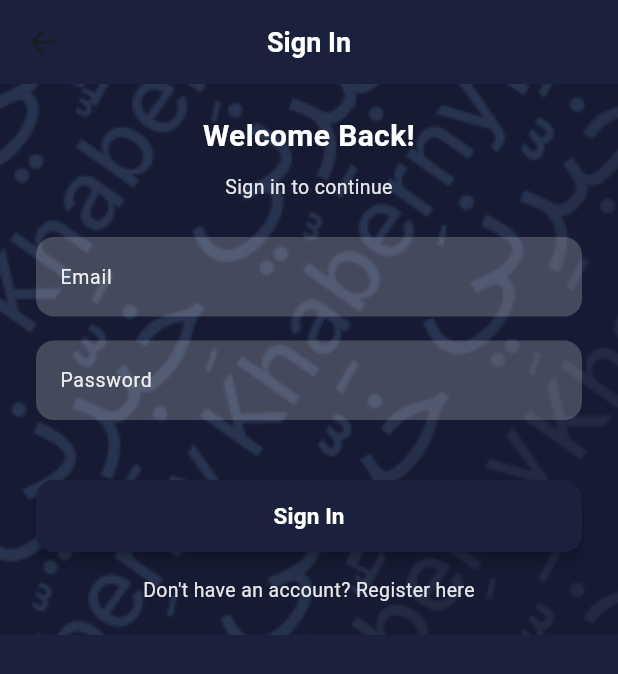
After one commit to danyadanish/bytebuilders_app, a Flutter app: the AdvertiserSignUpScreen screen opened by its route, scrolled down 109 dp, after a tap on "Already have an account? Sign in here", on a phone screen of 412 x 824 dp. The commit adds this screen. Shown: the top 674 px of the screen. Run offline on Flutter 3.47's test engine with Material 3 defaults, Android fonts, the light colour scheme and no system bars; our stand-ins replace cloud_firestore, firebase_auth, firebase_core, fluttertoast; accounts and stored records are empty; Roboto replaces fonts that are missing (Cairo).

Commit message:
sign in done and added hyperlink in sign up page

```diff
--- a/khaberny/lib/main.dart
+++ b/khaberny/lib/main.dart
@@ -8,6 +8,7 @@ import 'screens/citizen_signup_screen.dart';
 import 'screens/advertiser_signup_screen.dart';
 import 'screens/citizen_home_screen.dart';
 import 'screens/advertiser_home_screen.dart';
+import 'screens/sign_in_screen.dart';
 
 void main() async {
   WidgetsFlutterBinding.ensureInitialized();
@@ -37,6 +38,7 @@ class MyApp extends StatelessWidget {
         '/advertiserSignup': (context) => AdvertiserSignUpScreen(),
         '/citizenHome': (context) => CitizenHomeScreen(),
         '/advertiserHome': (context) => AdvertiserHomeScreen(),
+        '/signIn': (context) => SignInScreen(),
       },
     );
   }
--- a/khaberny/lib/screens/advertiser_signup_screen.dart
+++ b/khaberny/lib/screens/advertiser_signup_screen.dart
@@ -149,6 +149,22 @@ class _AdvertiserSignUpScreenState extends State<AdvertiserSignUpScreen> {
                               ),
                             ),
                           ),
+                          const SizedBox(height: 16),
+                          GestureDetector(
+                            onTap: () {
+                              Navigator.pushNamed(context, '/signIn'); // Redirect to the login page
+                            },
+                            child: Text(
+                              "Already have an account? Sign in here",
+                              style: TextStyle(
+                                color: Colors.white.withOpacity(0.9),
+                                fontSize: 13,
+                                fontFamily: 'Cairo',
+                                decoration: TextDecoration.underline,
+                              ),
+                              textAlign: TextAlign.center,
+                            ),
+                          ),
                         ],
                       ),
                     ),
--- a/khaberny/lib/screens/citizen_signup_screen.dart
+++ b/khaberny/lib/screens/citizen_signup_screen.dart
@@ -169,6 +169,22 @@ class _CitizenSignUpScreenState extends State<CitizenSignUpScreen> {
                               ),
                             ),
                           ),
+                          const SizedBox(height: 16),
+                          GestureDetector(
+                            onTap: () {
+                              Navigator.pushNamed(context, '/signIn'); // Redirect to the login page
+                            },
+                            child: Text(
+                              "Already have an account? Sign in here",
+                              style: TextStyle(
+                                color: Colors.white.withOpacity(0.9),
+                                fontSize: 13,
+                                fontFamily: 'Cairo',
+                                decoration: TextDecoration.underline,
+                              ),
+                              textAlign: TextAlign.center,
+                            ),
+                          ),
                         ],
                       ),
                     ),
--- /dev/null
+++ b/khaberny/lib/screens/sign_in_screen.dart
@@ -0,0 +1,181 @@
+import 'package:flutter/material.dart';
+import 'package:firebase_auth/firebase_auth.dart';
+import 'package:cloud_firestore/cloud_firestore.dart';
+import 'package:fluttertoast/fluttertoast.dart';
+
+class SignInScreen extends StatefulWidget {
+  @override
+  _SignInScreenState createState() => _SignInScreenState();
+}
+
+class _SignInScreenState extends State<SignInScreen> {
+  final _formKey = GlobalKey<FormState>();
+  final emailController = TextEditingController();
+  final passwordController = TextEditingController();
+
+  void _signIn() async {
+    if (_formKey.currentState!.validate()) {
+      try {
+        // Sign in the user
+        UserCredential userCredential = await FirebaseAuth.instance.signInWithEmailAndPassword(
+          email: emailController.text.trim(),
+          password: passwordController.text.trim(),
+        );
+
+        // Fetch user role from Firestore
+        User? user = userCredential.user;
+        if (user != null) {
+          DocumentSnapshot userDoc = await FirebaseFirestore.instance
+              .collection('users') // Replace with your Firestore collection name
+              .doc(user.uid)
+              .get();
+
+          if (userDoc.exists) {
+            String role = userDoc['role']; // Assuming 'role' field exists in Firestore
+            if (role == 'citizen') {
+              Navigator.pushReplacementNamed(context, '/citizenHome');
+            } else if (role == 'advertiser') {
+              Navigator.pushReplacementNamed(context, '/advertiserHome');
+            } else {
+              Fluttertoast.showToast(msg: "Unknown role. Please contact support.");
+            }
+          } else {
+            Fluttertoast.showToast(msg: "User data not found. Please contact support.");
+          }
+        }
+      } catch (e) {
+        Fluttertoast.showToast(msg: e.toString());
+      }
+    }
+  }
+
+  @override
+  Widget build(BuildContext context) {
+    return Scaffold(
+      backgroundColor: const Color(0xFF1B203D),
+      appBar: AppBar(
+        backgroundColor: Colors.transparent,
+        elevation: 0,
+        title: Text(
+          "Sign In",
+          style: TextStyle(
+            color: Colors.white,
+            fontSize: 18,
+            fontWeight: FontWeight.bold,
+            fontFamily: 'Cairo',
+          ),
+        ),
+        centerTitle: true,
+      ),
+      body: Stack(
+        children: [
+          Positioned.fill(
+            child: Image.asset(
+              'assets/images/khaberny_background.png',
+              fit: BoxFit.cover,
+            ),
+          ),
+          SafeArea(
+            child: SingleChildScrollView(
+              padding: const EdgeInsets.symmetric(horizontal: 24, vertical: 20),
+              child: Form(
+                key: _formKey,
+                child: Column(
+                  crossAxisAlignment: CrossAxisAlignment.stretch,
+                  children: [
+                    Text(
+                      "Welcome Back!",
+                      style: TextStyle(
+                        color: Colors.white,
+                        fontSize: 20,
+                        fontWeight: FontWeight.bold,
+                        fontFamily: 'Cairo',
+                      ),
+                      textAlign: TextAlign.center,
+                    ),
+                    const SizedBox(height: 10),
+                    Text(
+                      "Sign in to continue",
+                      style: TextStyle(
+                        color: Colors.white.withOpacity(0.9),
+                        fontSize: 13,
+                        fontFamily: 'Cairo',
+                      ),
+                      textAlign: TextAlign.center,
+                    ),
+                    const SizedBox(height: 24),
+                    _buildTextField("Email", emailController, type: TextInputType.emailAddress),
+                    _buildTextField("Password", passwordController, isPassword: true),
+                    const SizedBox(height: 24),
+                    SizedBox(
+                      width: double.infinity,
+                      height: 48,
+                      child: ElevatedButton(
+                        style: ElevatedButton.styleFrom(
+                          backgroundColor: const Color(0xFF1B203D),
+                          shape: RoundedRectangleBorder(
+                            borderRadius: BorderRadius.circular(12),
+                          ),
+                          elevation: 4,
+                        ),
+                        onPressed: _signIn,
+                        child: Text(
+                          "Sign In",
+                          style: TextStyle(
+                            color: Colors.white,
+                            fontSize: 15,
+                            fontWeight: FontWeight.bold,
+                            fontFamily: 'Cairo',
+                          ),
+                        ),
+                      ),
+                    ),
+                    const SizedBox(height: 16),
+                    GestureDetector(
+                      onTap: () {
+                        Navigator.pushNamed(context, '/citizenSignup');
+                      },
+                      child: Text(
+                        "Don't have an account? Register here",
+                        style: TextStyle(
+                          color: Colors.white.withOpacity(0.9),
+                          fontSize: 13,
+                          fontFamily: 'Cairo',
+                        ),
+                        textAlign: TextAlign.center,
+                      ),
+                    ),
+                  ],
+                ),
+              ),
+            ),
+          ),
+        ],
+      ),
+    );
+  }
+
+  Widget _buildTextField(String label, TextEditingController controller,
+      {bool isPassword = false, TextInputType type = TextInputType.text}) {
+    return Padding(
+      padding: const EdgeInsets.only(bottom: 16.0),
+      child: TextFormField(
+        controller: controller,
+        keyboardType: type,
+        obscureText: isPassword,
+        style: TextStyle(color: Colors.white, fontSize: 14),
+        decoration: InputDecoration(
+          labelText: label,
+          labelStyle: TextStyle(color: Colors.white.withOpacity(0.9), fontSize: 13),
+          filled: true,
+          fillColor: Colors.white.withOpacity(0.2),
+          border: OutlineInputBorder(
+            borderRadius: BorderRadius.circular(12),
+            borderSide: BorderSide.none,
+          ),
+        ),
+        validator: (value) => value == null || value.isEmpty ? "Required field" : null,
+      ),
+    );
+  }
+}
```
Also changed, not shown: khaberny/pubspec.yaml (+4 -4 lines), khaberny/pubspec.lock, 4 other files.
